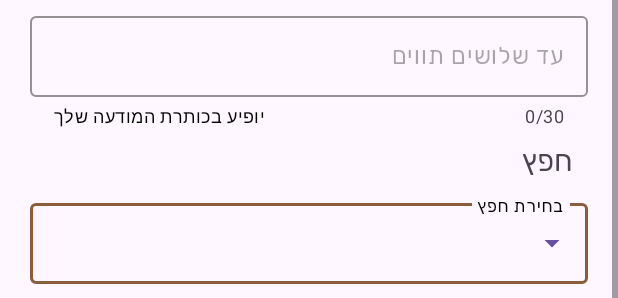
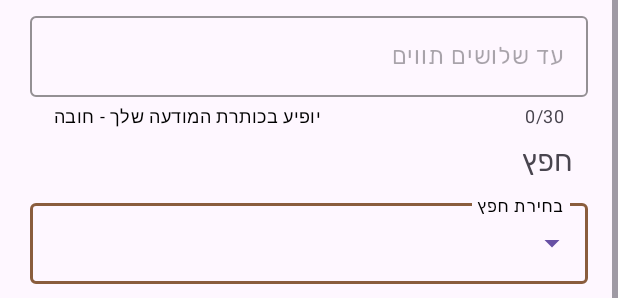
Before and after one commit to Gildfx2/metzion, an Android app built with Jetpack Compose: the layout fragment_post.xml on its own in the app's theme, with its tools: preview values and no code run, on a phone screen of 412 x 824 dp. Shown: the part 198-496 px from the top of the screen. Run offline under Robolectric (Android 15) with nearby library versions, the phone set to English and light mode, and no system bars.

Commit message:
after conditions to create post

```diff
--- a/app/src/main/res/layout/fragment_post.xml
+++ b/app/src/main/res/layout/fragment_post.xml
@@ -48,7 +48,7 @@
                 android:layout_height="wrap_content"
                 android:layout_marginHorizontal="20dp"
                 android:layout_marginTop="10dp"
-                app:helperText="יופיע בכותרת המודעה שלך"
+                app:helperText="יופיע בכותרת המודעה שלך - חובה"
                 app:helperTextEnabled="true"
                 app:counterEnabled="true"
                 app:counterMaxLength="30"
```
Also changed, not shown: app/src/main/java/com/example/pre_alpha/main/CreatePostFragment.java (+17 -10 lines).
